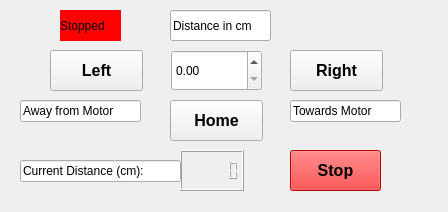
Old version of the form devices/StepperMotor/Hakeem_StepperMotors.ui in the repository nfbeier/15tw-smartsystem.
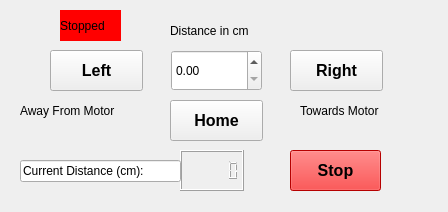
New version of the form.

```diff
--- a/devices/StepperMotor/Hakeem_StepperMotors.ui
+++ b/devices/StepperMotor/Hakeem_StepperMotors.ui
@@ -33,47 +33,6 @@
     <string>Left</string>
    </property>
   </widget>
-  <widget class="QLineEdit" name="LeftDirectionLabel">
-   <property name="geometry">
-    <rect>
-     <x>20</x>
-     <y>100</y>
-     <width>121</width>
-     <height>22</height>
-    </rect>
-   </property>
-   <property name="font">
-    <font>
-     <pointsize>9</pointsize>
-    </font>
-   </property>
-   <property name="text">
-    <string>Away from Motor</string>
-   </property>
-  </widget>
-  <widget class="QLineEdit" name="DistanceLabel">
-   <property name="geometry">
-    <rect>
-     <x>170</x>
-     <y>10</y>
-     <width>101</width>
-     <height>31</height>
-    </rect>
-   </property>
-   <property name="font">
-    <font>
-     <pointsize>9</pointsize>
-     <weight>50</weight>
-     <italic>false</italic>
-     <bold>false</bold>
-     <underline>false</underline>
-     <strikeout>false</strikeout>
-    </font>
-   </property>
-   <property name="text">
-    <string>Distance in cm</string>
-   </property>
-  </widget>
   <widget class="QPushButton" name="HomeButton">
    <property name="geometry">
     <rect>
@@ -114,24 +73,6 @@
     <string>Right</string>
    </property>
   </widget>
-  <widget class="QLineEdit" name="RightDirectionLabel">
-   <property name="geometry">
-    <rect>
-     <x>290</x>
-     <y>100</y>
-     <width>111</width>
-     <height>22</height>
-    </rect>
-   </property>
-   <property name="font">
-    <font>
-     <pointsize>9</pointsize>
-    </font>
-   </property>
-   <property name="text">
-    <string>Towards Motor</string>
-   </property>
-  </widget>
   <widget class="QLCDNumber" name="DisplayCurrentDistance">
    <property name="geometry">
     <rect>
@@ -231,6 +172,60 @@
     </rect>
    </property>
   </widget>
+  <widget class="QLabel" name="LeftDirectionLabel">
+   <property name="geometry">
+    <rect>
+     <x>20</x>
+     <y>100</y>
+     <width>121</width>
+     <height>21</height>
+    </rect>
+   </property>
+   <property name="font">
+    <font>
+     <pointsize>9</pointsize>
+    </font>
+   </property>
+   <property name="text">
+    <string>Away From Motor</string>
+   </property>
+  </widget>
+  <widget class="QLabel" name="RightDirectionLabel">
+   <property name="geometry">
+    <rect>
+     <x>300</x>
+     <y>100</y>
+     <width>101</width>
+     <height>21</height>
+    </rect>
+   </property>
+   <property name="font">
+    <font>
+     <pointsize>9</pointsize>
+    </font>
+   </property>
+   <property name="text">
+    <string>Towards Motor</string>
+   </property>
+  </widget>
+  <widget class="QLabel" name="DistanceLabel">
+   <property name="geometry">
+    <rect>
+     <x>170</x>
+     <y>20</y>
+     <width>101</width>
+     <height>21</height>
+    </rect>
+   </property>
+   <property name="font">
+    <font>
+     <pointsize>9</pointsize>
+    </font>
+   </property>
+   <property name="text">
+    <string>Distance in cm</string>
+   </property>
+  </widget>
  </widget>
  <resources/>
  <connections/>
```
